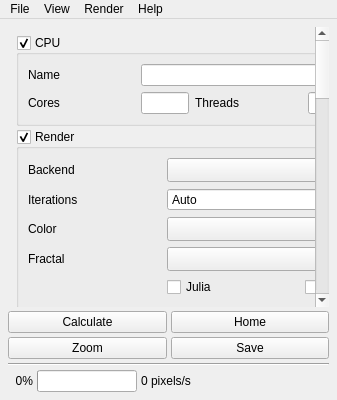
Qt form mandelbrot-gui/windows/control/ControlWindow.ui (Alex31TheDev/mandelbrot) before a commit.
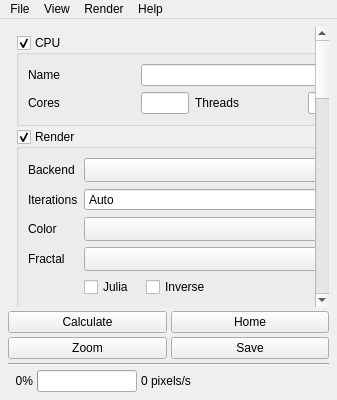
The same form after that commit. Custom widgets are drawn as their Qt base class.

Diff of the .ui file:
```diff
--- a/mandelbrot-gui/windows/control/ControlWindow.ui
+++ b/mandelbrot-gui/windows/control/ControlWindow.ui
@@ -174,7 +174,7 @@
           <property name="checked">
            <bool>true</bool>
           </property>
-          <layout class="QGridLayout" name="renderLayout">
+          <layout class="QFormLayout" name="renderLayout">
            <item row="0" column="0">
             <widget class="QLabel" name="backendLabel">
              <property name="text">
@@ -182,7 +182,7 @@
              </property>
             </widget>
            </item>
-           <item row="0" column="1" colspan="3">
+            <item row="0" column="1">
             <widget class="QComboBox" name="backendCombo">
              <property name="sizePolicy">
               <sizepolicy hsizetype="Ignored" vsizetype="Fixed">
@@ -205,7 +205,7 @@
              </property>
             </widget>
            </item>
-           <item row="1" column="1" colspan="3">
+            <item row="1" column="1">
             <widget class="IterationSpinBox" name="iterationsSpin">
              <property name="specialValueText">
               <string>Auto</string>
@@ -222,7 +222,7 @@
              </property>
             </widget>
            </item>
-           <item row="2" column="1" colspan="3">
+            <item row="2" column="1">
             <widget class="QComboBox" name="colorMethodCombo">
              <property name="sizePolicy">
               <sizepolicy hsizetype="Ignored" vsizetype="Fixed">
@@ -245,7 +245,7 @@
              </property>
             </widget>
            </item>
-           <item row="3" column="1" colspan="3">
+            <item row="3" column="1">
             <widget class="QComboBox" name="fractalCombo">
              <property name="sizePolicy">
               <sizepolicy hsizetype="Ignored" vsizetype="Fixed">
@@ -262,19 +262,51 @@
             </widget>
            </item>
            <item row="4" column="1">
+            <layout class="QHBoxLayout" name="renderModeFlagsLayout">
+             <property name="spacing">
+              <number>12</number>
+             </property>
+             <property name="leftMargin">
+              <number>0</number>
+             </property>
+             <property name="topMargin">
+              <number>0</number>
+             </property>
+             <property name="rightMargin">
+              <number>0</number>
+             </property>
+             <property name="bottomMargin">
+              <number>0</number>
+             </property>
+             <item>
             <widget class="QCheckBox" name="juliaCheck">
              <property name="text">
               <string>Julia</string>
              </property>
             </widget>
            </item>
-           <item row="4" column="2">
+             <item>
             <widget class="QCheckBox" name="inverseCheck">
              <property name="text">
               <string>Inverse</string>
              </property>
             </widget>
            </item>
+             <item>
+              <spacer name="renderModeFlagsSpacer">
+               <property name="orientation">
+                <enum>Qt::Orientation::Horizontal</enum>
+               </property>
+               <property name="sizeHint" stdset="0">
+                <size>
+                 <width>40</width>
+                 <height>20</height>
+                </size>
+               </property>
+              </spacer>
+             </item>
+            </layout>
+           </item>
           </layout>
          </widget>
         </item>
```
Left out of the diff: 27 changed lines with no effect on the pictures. Lines whose indentation alone changed are shown as unchanged.
